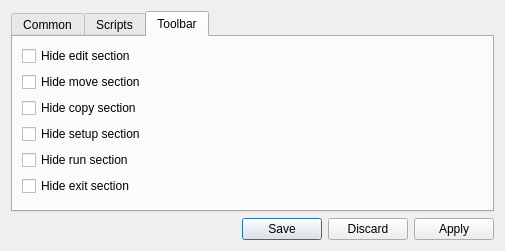
The window that trunk/znotes/configdialog.ui (rgfernandes/qtdesktop) describes before a commit, drawn with Qt 5.
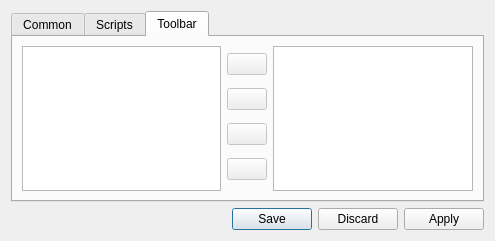
The same window after the commit. Icons and pictures are not drawn.

```diff
--- a/trunk/znotes/configdialog.ui
+++ b/trunk/znotes/configdialog.ui
@@ -6,8 +6,8 @@
    <rect>
     <x>0</x>
     <y>0</y>
-    <width>505</width>
-    <height>251</height>
+    <width>495</width>
+    <height>241</height>
    </rect>
   </property>
   <property name="windowTitle">
@@ -204,22 +204,19 @@
       <attribute name="title">
        <string>Toolbar</string>
       </attribute>
-      <layout class="QVBoxLayout" name="verticalLayout_4">
+      <layout class="QHBoxLayout" name="horizontalLayout_5">
        <item>
-        <widget class="QCheckBox" name="cb_tbHideEdit">
-         <property name="text">
-          <string>Hide edit section</string>
-         </property>
-         <property name="icon">
-          <iconset resource="znotes.qrc">
-           <normaloff>:/res/add.png</normaloff>:/res/add.png</iconset>
-         </property>
-        </widget>
+        <widget class="QListView" name="listActions"/>
        </item>
        <item>
-        <widget class="QCheckBox" name="cb_tbHideMove">
+        <layout class="QVBoxLayout" name="verticalLayout_5">
+         <item>
+          <widget class="QPushButton" name="butActionAdd">
+           <property name="enabled">
+            <bool>false</bool>
+           </property>
          <property name="text">
-          <string>Hide move section</string>
+            <string/>
          </property>
          <property name="icon">
           <iconset resource="znotes.qrc">
@@ -228,9 +225,12 @@
         </widget>
        </item>
        <item>
-        <widget class="QCheckBox" name="cb_tbHideCopy">
+          <widget class="QPushButton" name="butActionRemove">
+           <property name="enabled">
+            <bool>false</bool>
+           </property>
          <property name="text">
-          <string>Hide copy section</string>
+            <string/>
          </property>
          <property name="icon">
           <iconset resource="znotes.qrc">
@@ -239,9 +239,12 @@
         </widget>
        </item>
        <item>
-        <widget class="QCheckBox" name="cb_tbHideSetup">
+          <widget class="QPushButton" name="butActionTop">
+           <property name="enabled">
+            <bool>false</bool>
+           </property>
          <property name="text">
-          <string>Hide setup section</string>
+            <string/>
          </property>
          <property name="icon">
           <iconset resource="znotes.qrc">
@@ -250,9 +253,12 @@
         </widget>
        </item>
        <item>
-        <widget class="QCheckBox" name="cb_tbHideRun">
+          <widget class="QPushButton" name="butActionBottom">
+           <property name="enabled">
+            <bool>false</bool>
+           </property>
          <property name="text">
-          <string>Hide run section</string>
+            <string/>
          </property>
          <property name="icon">
           <iconset resource="znotes.qrc">
@@ -260,16 +266,10 @@
          </property>
         </widget>
        </item>
+        </layout>
+       </item>
        <item>
-        <widget class="QCheckBox" name="cb_tbHideExit">
-         <property name="text">
-          <string>Hide exit section</string>
-         </property>
-         <property name="icon">
-          <iconset resource="znotes.qrc">
-           <normaloff>:/res/exit.png</normaloff>:/res/exit.png</iconset>
-         </property>
-        </widget>
+        <widget class="QListView" name="listToolbarActions"/>
        </item>
       </layout>
      </widget>
```
Left out of the diff: 12 changed lines with no effect on the pictures. Lines whose indentation alone changed are shown as unchanged.
